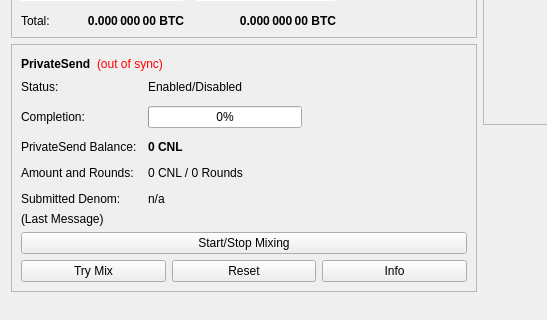
First picture: the form in src/qt/forms/overviewpage.ui, repository coin-lobby/Coin-Lobby-Core, before the edit; both pictures show x 0 to 547 and y 178 to 498 of the 960 by 585 pixel window.
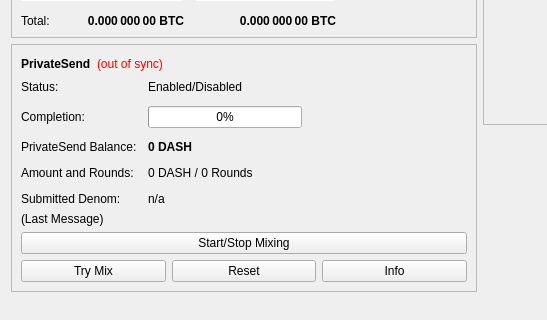
Second picture: the form after the edit.

Patch:
```diff
--- a/src/qt/forms/overviewpage.ui
+++ b/src/qt/forms/overviewpage.ui
@@ -514,7 +514,7 @@
                </font>
               </property>
               <property name="text">
-               <string notr="true">0 CNL</string>
+               <string notr="true">0 DASH</string>
               </property>
              </widget>
             </item>
@@ -528,7 +528,7 @@
             <item row="3" column="1">
              <widget class="QLabel" name="labelAmountRounds">
               <property name="text">
-               <string>0 CNL / 0 Rounds</string>
+               <string>0 DASH / 0 Rounds</string>
               </property>
              </widget>
             </item>
```
Left out of the diff: 6 changed lines with no effect on the pictures.
